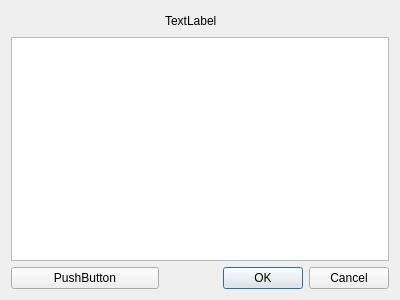
This is CAMan/about_dlg.ui in jykim74/CertMan as Qt 5 draws it before an edit. The edited form follows.
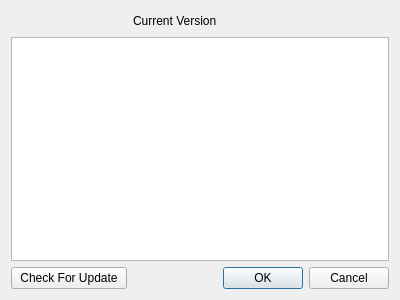
This is the edited form.

```diff
--- a/CAMan/about_dlg.ui
+++ b/CAMan/about_dlg.ui
@@ -17,7 +17,7 @@
    <item row="2" column="0">
     <widget class="QPushButton" name="pushButton">
      <property name="text">
-      <string>PushButton</string>
+      <string>Check For Update</string>
      </property>
     </widget>
    </item>
@@ -37,7 +37,7 @@
    <item row="0" column="1">
     <widget class="QLabel" name="label">
      <property name="text">
-      <string>TextLabel</string>
+      <string>Current Version</string>
      </property>
     </widget>
    </item>
```
Left out of the diff: 6 changed lines with no effect on the pictures.
